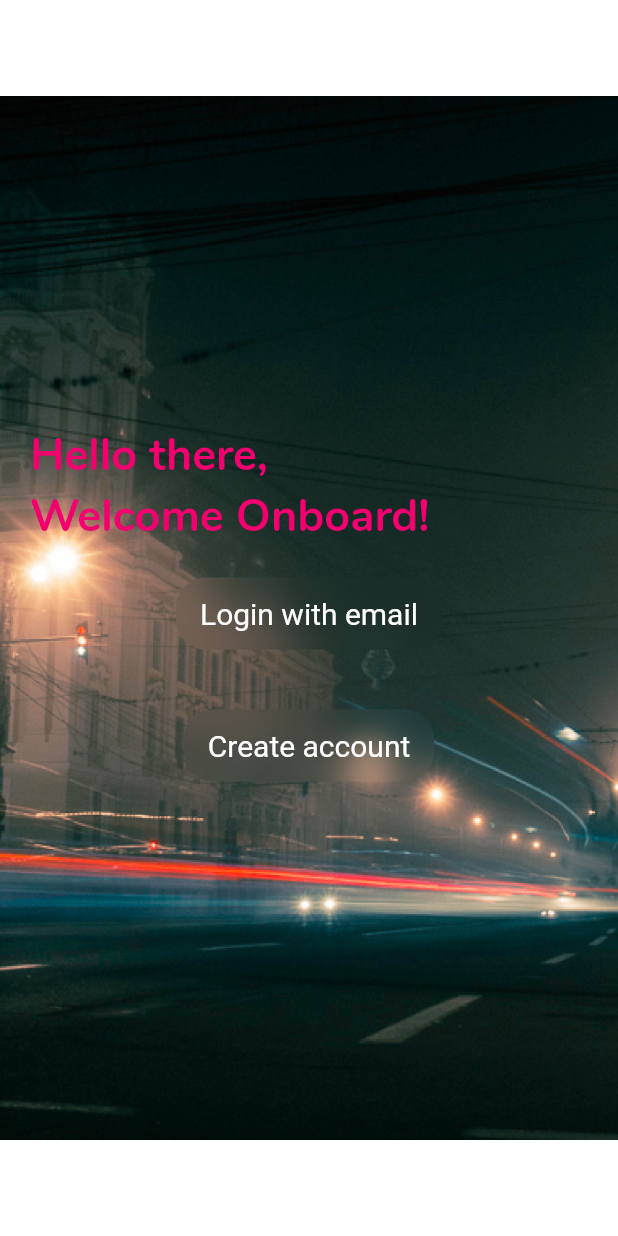
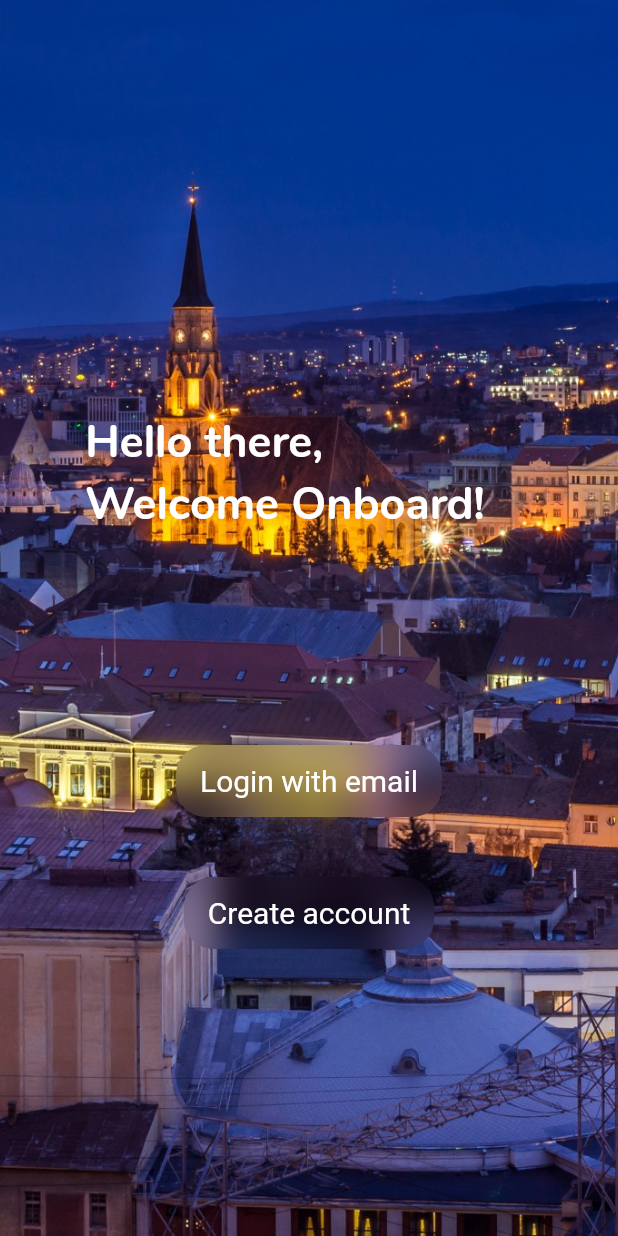
Before and after one commit to lorenacimpean/travel_app, a Flutter app: the screen it shows after launch, on a phone screen of 412 x 824 dp. Run offline on Flutter 3.47's test engine with Material 2 defaults, Android fonts, the phone set to English and light mode, and no system bars; our stand-ins replace cloud_firestore, firebase_auth, firebase_core, geocoding, geolocator, location and 2 more; accounts and stored records are empty.

Commit message:
update intro screen with new photo

```diff
--- a/lib/themes/app_icons.dart
+++ b/lib/themes/app_icons.dart
@@ -2,8 +2,7 @@ import 'package:flutter/material.dart';
 
 class AppIcons {
   static const AssetImage mainPhoto =
-      const AssetImage('assets/images/main_photo.png');
-  static const AssetImage lights = const AssetImage('assets/images/lights.png');
+      const AssetImage('assets/images/main_photo.jpg');
   static const AssetImage dotIcon =
       const AssetImage('assets/images/dot_icon.png');
   static const AssetImage emailIcon =
--- a/lib/ui/intro/intro_screen.dart
+++ b/lib/ui/intro/intro_screen.dart
@@ -7,33 +7,32 @@ import 'package:travel_app/themes/app_text_styles.dart';
 import 'package:travel_app/ui/login/login_screen.dart';
 import 'package:travel_app/ui/sign_up/sign_up_screen.dart';
 import 'package:travel_app/ui/widgets/blurred_button.dart';
-import 'package:travel_app/utils/fulscreen_photo.dart';
 
 class IntroScreen extends StatelessWidget {
   @override
   Widget build(BuildContext context) {
-    return SafeArea(
-      child: Material(
+    return Material(
       type: MaterialType.transparency,
       child: Stack(
+        fit: StackFit.expand,
         children: [
-            FullScreenPhoto(image: AppIcons.lights),
-            Align(
-              child: Column(
+          Image(
+            image: AppIcons.mainPhoto,
+            fit: BoxFit.fitHeight,
+          ),
+          Column(
             mainAxisSize: MainAxisSize.min,
             children: [
-                  Row(
-                    children: [
               Padding(
-                        padding: EdgeInsets.symmetric(
-                            horizontal: AppDimen.defaultPadding),
+                padding: EdgeInsets.only(
+                    top: MediaQuery.of(context).size.height / 3,
+                    right: AppDimen.largePadding,
+                    bottom: AppDimen.xxxlPadding),
                 child: Text(
                   AppStrings.welcomeMessage,
-                          style: AppTextStyle.headline1
-                              .copyWith(color: AppColors.primary),
+                  style:
+                      AppTextStyle.headline1.copyWith(color: AppColors.white),
                 ),
-                      ),
-                    ],
               ),
               Padding(
                 padding: EdgeInsets.all(AppDimen.defaultPadding),
@@ -57,9 +56,7 @@ class IntroScreen extends StatelessWidget {
               ),
             ],
           ),
-            ),
         ],
-        ),
       ),
     );
   }
--- a/lib/ui/widgets/app_bar_widget.dart
+++ b/lib/ui/widgets/app_bar_widget.dart
@@ -15,7 +15,7 @@ class CustomAppBar extends StatelessWidget implements PreferredSizeWidget {
     return Row(
       children: [
         Image(
-          image: AppIcons.lights,
+          image: AppIcons.mainPhoto,
         ),
         Text(title)
       ],
--- a/lib/ui/widgets/app_network_image.dart
+++ b/lib/ui/widgets/app_network_image.dart
@@ -17,7 +17,7 @@ class AppNetworkImage extends StatelessWidget {
   @override
   Widget build(BuildContext context) {
     return Container(
-      color: Theme.of(context).accentColor,
+      color: AppColors.white,
       height: imageHeight,
       width: imageWidth,
       child: Image.network(
--- a/lib/utils/fulscreen_photo.dart
+++ /dev/null
@@ -1,31 +0,0 @@
-import 'package:flutter/material.dart';
-import 'package:travel_app/themes/app_dimen.dart';
-
-class FullScreenPhoto extends StatelessWidget {
-  final AssetImage image;
-
-  const FullScreenPhoto({
-    Key key,
-    @required this.image,
-  }) : super(key: key);
-
-  @override
-  Widget build(BuildContext context) {
-    return Container(
-      padding: EdgeInsets.symmetric(vertical: AppDimen.xlPadding),
-      height: double.infinity,
-      width: double.infinity,
-      child: AspectRatio(
-        aspectRatio: 1,
-        child: Container(
-          decoration: BoxDecoration(
-            image: DecorationImage(
-              fit: BoxFit.cover,
-              image: image,
-            ),
-          ),
-        ),
-      ),
-    );
-  }
-}
```
Also changed, not shown: assets/images/2x/lights.png (deleted), assets/images/2x/main_photo.jpg (added), assets/images/2x/main_photo.png (deleted), assets/images/3x/main_photo.jpg (added), assets/images/3x/main_photo.png (deleted), assets/images/main_photo.jpg (added), assets/images/main_photo.png (deleted). Lines whose indentation alone changed are shown as unchanged.
